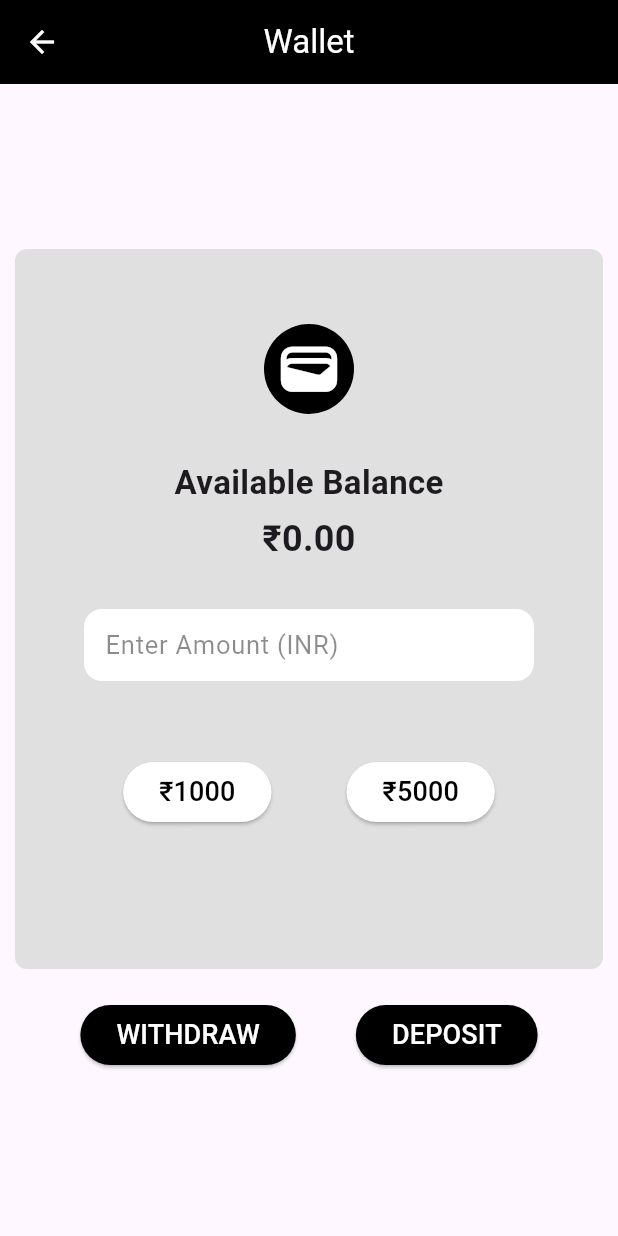
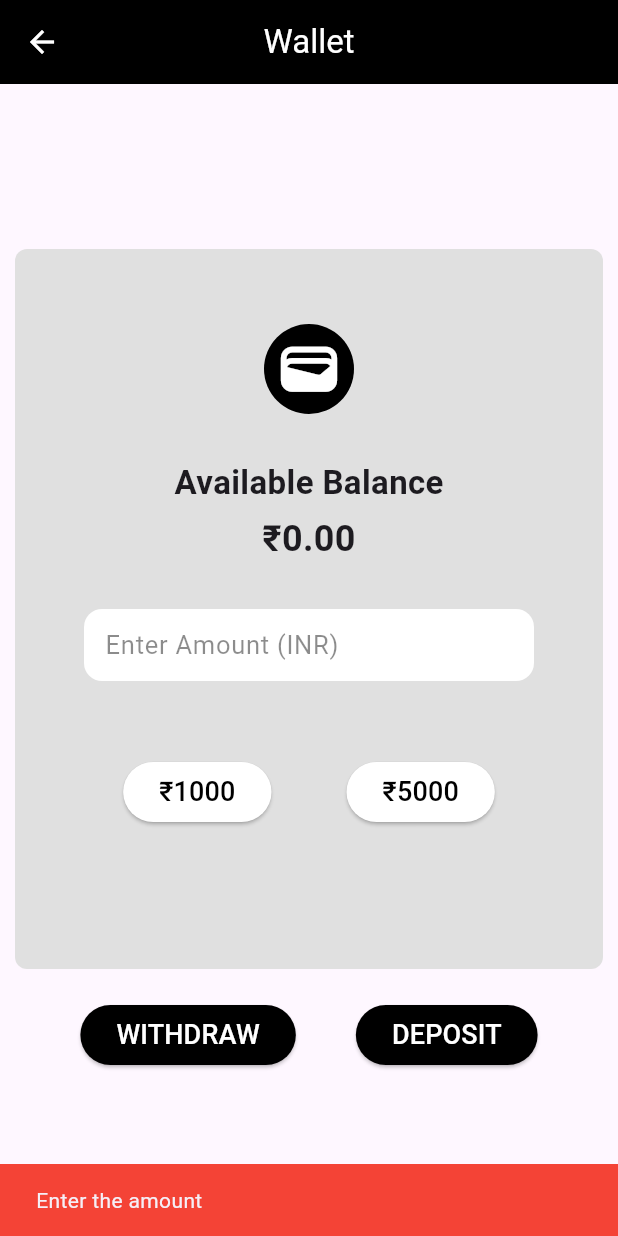
Before and after one commit to DINESH-JUMANI/Stockphoria, a Flutter app: the WalletScreeen screen opened directly, after a tap on "WITHDRAW", on a phone screen of 412 x 824 dp. Run offline on Flutter 3.47's test engine with Material 3 defaults, Android fonts, the phone set to English and light mode, and no system bars; our stand-ins replace cloud_firestore, firebase_auth, firebase_core, flutter_riverpod, flutter_spinkit; accounts and stored records are empty; network calls fail.

```diff
--- a/stock_app/lib/screens/profile-screens/portfolio.dart
+++ b/stock_app/lib/screens/profile-screens/portfolio.dart
@@ -25,7 +25,7 @@ class PortfolioScreen extends ConsumerWidget {
             mainAxisAlignment: MainAxisAlignment.center,
             children: [
               Image.asset(
-                'assets/logo.png',
+                'assets/stock.png',
                 width: 200,
                 height: 180,
                 color: Colors.black87,
--- a/stock_app/lib/screens/profile-screens/wallet.dart
+++ b/stock_app/lib/screens/profile-screens/wallet.dart
@@ -16,6 +16,16 @@ class _WalletScreenState extends ConsumerState<WalletScreeen> {
   final _enteredAmountController = TextEditingController();
 
   void _deposit() {
+    if (_enteredAmountController.text.isEmpty) {
+      ScaffoldMessenger.of(context).clearSnackBars();
+      ScaffoldMessenger.of(context).showSnackBar(
+        const SnackBar(
+          backgroundColor: Colors.red,
+          content: Text('Enter the amount'),
+        ),
+      );
+      return;
+    }
     setState(() {
       ref.read(balanceProvider.notifier).add(_enteredAmountController.text);
       BalanceHandler().add(ref);
@@ -31,6 +41,16 @@ class _WalletScreenState extends ConsumerState<WalletScreeen> {
   }
 
   void _withdraw() {
+    if (_enteredAmountController.text.isEmpty) {
+      ScaffoldMessenger.of(context).clearSnackBars();
+      ScaffoldMessenger.of(context).showSnackBar(
+        const SnackBar(
+          backgroundColor: Colors.red,
+          content: Text('Enter the amount'),
+        ),
+      );
+      return;
+    }
     setState(() {
       ref.read(balanceProvider.notifier).remove(_enteredAmountController.text);
       BalanceHandler().add(ref);
@@ -38,7 +58,7 @@ class _WalletScreenState extends ConsumerState<WalletScreeen> {
       ScaffoldMessenger.of(context).clearSnackBars();
       ScaffoldMessenger.of(context).showSnackBar(
         const SnackBar(
-          backgroundColor: Colors.red,
+          backgroundColor: Colors.green,
           content: Text('Successfully Withdrawn'),
         ),
       );
--- a/stock_app/lib/screens/tabs-screens/profile.dart
+++ b/stock_app/lib/screens/tabs-screens/profile.dart
@@ -18,6 +18,12 @@ class ProfileScreen extends StatefulWidget {
 class _ProfileScreenState extends State<ProfileScreen> {
   void _logOut() {
     FirebaseAuth.instance.signOut();
+    ScaffoldMessenger.of(context).clearSnackBars();
+    ScaffoldMessenger.of(context).showSnackBar(
+      const SnackBar(
+        content: Text('Logged Out'),
+      ),
+    );
     Navigator.of(context).pushReplacement(
       MaterialPageRoute(
         builder: (ctx) => const LoginScreen(),
```
Also changed, not shown: stock_app/assets/stocks.png (added), 37 other files.
